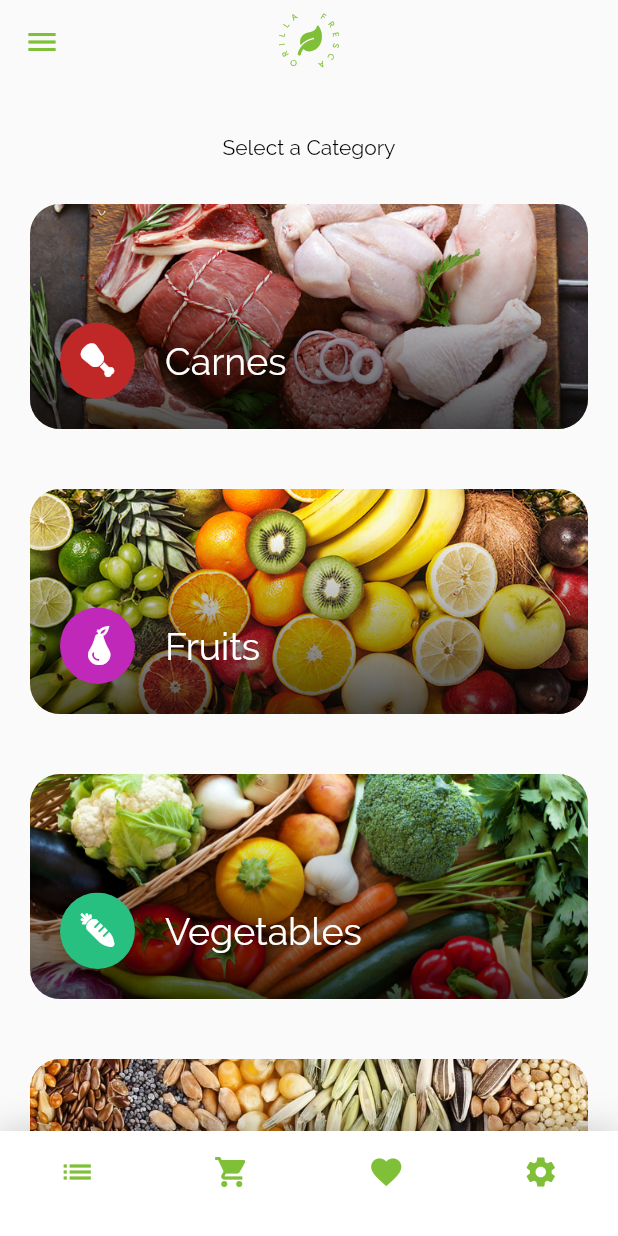
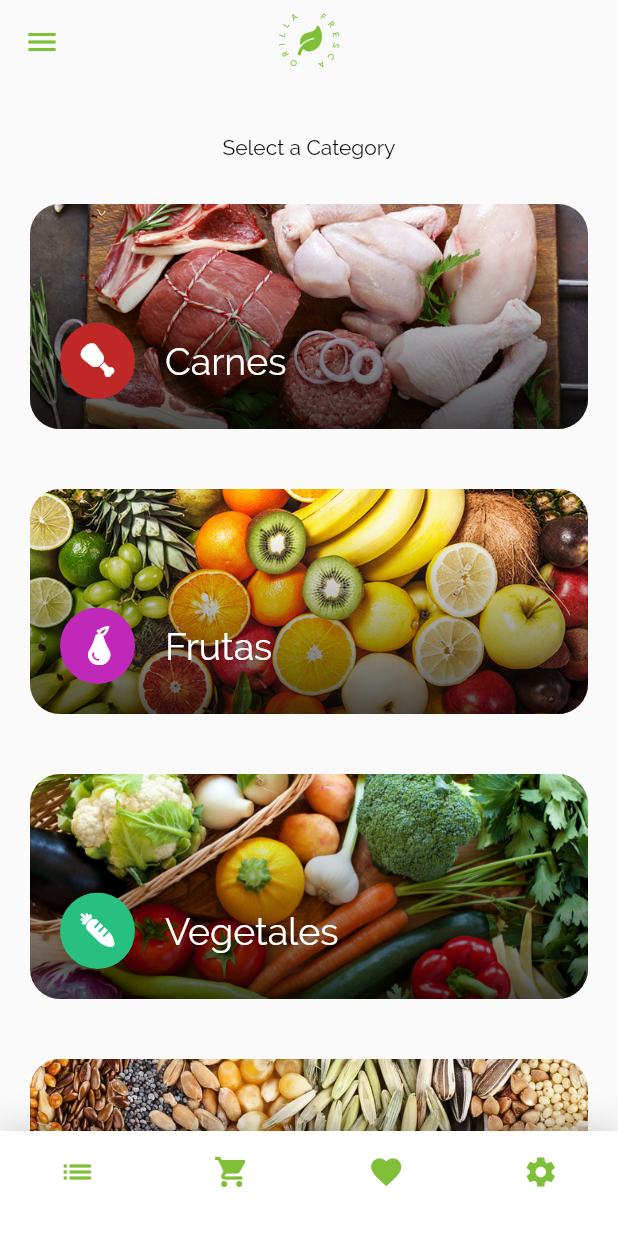
Before and after one commit to BeckiA/Grocery-App-UI, a Flutter app: the MainScreen screen opened by its route, on a phone screen of 412 x 824 dp. Run offline on Flutter 3.47's test engine with Material 2 defaults, Android fonts, the phone set to English and light mode, and no system bars; our stand-ins replace firebase_auth, firebase_core, google_sign_in; accounts and stored records are empty.

Commit message:
Modifying the Utils getMockedCategories Data

```diff
--- a/lib/helpers/utils.dart
+++ b/lib/helpers/utils.dart
@@ -30,15 +30,16 @@ class Utils {
     return [
       Categories(
           color: AppColors.MEATS,
+          name: "Carnes",
+          imgName: "cat1",
           icon: IconHelper.MEATS,
-          imgName: 'cat1',
-          name: 'Carnes',
           subCategories: [
             SubCategory(
                 color: AppColors.MEATS,
                 name: "Cerdo",
                 imgName: "cat1_1",
                 icon: IconHelper.MEATS,
+                price: 5.0,
                 parts: [
                   CategoryPart(
                       name: 'Jamon', imgName: 'cat1_1_p1', isSelected: false),
@@ -62,6 +63,7 @@ class Utils {
                 imgName: "cat1_2",
                 icon: IconHelper.MEATS,
                 color: AppColors.MEATS,
+                price: 10.0,
                 parts: [
                   CategoryPart(
                       name: 'Costilla',
@@ -79,6 +81,7 @@ class Utils {
                 imgName: "cat1_3",
                 icon: IconHelper.MEATS,
                 color: AppColors.MEATS,
+                price: 8.0,
                 parts: [
                   CategoryPart(
                       name: 'Alitas', imgName: 'cat1_2_p1', isSelected: false),
@@ -98,6 +101,7 @@ class Utils {
                 imgName: "cat1_4",
                 icon: IconHelper.MEATS,
                 color: AppColors.MEATS,
+                price: 12.0,
                 parts: [
                   CategoryPart(
                       name: 'Pechuga', imgName: 'cat1_4_p1', isSelected: false),
@@ -111,6 +115,7 @@ class Utils {
                 imgName: "cat1_5",
                 icon: IconHelper.MEATS,
                 color: AppColors.MEATS,
+                price: 10.0,
                 parts: [
                   CategoryPart(
                       name: 'Chuletas',
@@ -126,6 +131,7 @@ class Utils {
                 imgName: "cat1_6",
                 icon: IconHelper.MEATS,
                 color: AppColors.MEATS,
+                price: 15.0,
                 parts: [
                   CategoryPart(
                       name: 'Lomo', imgName: 'cat1_6_p1', isSelected: false),
@@ -135,34 +141,186 @@ class Utils {
           ]),
       Categories(
           color: AppColors.FRUITS,
+          name: "Frutas",
+          imgName: "cat2",
           icon: IconHelper.FRUITS,
-          imgName: 'cat2',
-          name: 'Fruits',
-          subCategories: []),
+          subCategories: [
+            SubCategory(
+                color: AppColors.FRUITS,
+                name: "Kiwi",
+                imgName: "cat2_1",
+                icon: IconHelper.FRUITS,
+                price: 5.0,
+                parts: []),
+            SubCategory(
+                color: AppColors.FRUITS,
+                name: "Banana",
+                imgName: "cat2_2",
+                icon: IconHelper.FRUITS,
+                price: 5.0,
+                parts: []),
+            SubCategory(
+                color: AppColors.FRUITS,
+                name: "Toronja",
+                imgName: "cat2_3",
+                icon: IconHelper.FRUITS,
+                price: 5.0,
+                parts: []),
+            SubCategory(
+                color: AppColors.FRUITS,
+                name: "Naranja",
+                imgName: "cat2_4",
+                icon: IconHelper.FRUITS,
+                price: 5.0,
+                parts: []),
+            SubCategory(
+                color: AppColors.FRUITS,
+                name: "Aguacate",
+                imgName: "cat2_5",
+                icon: IconHelper.FRUITS,
+                price: 5.0,
+                parts: [])
+          ]),
       Categories(
           color: AppColors.VEGS,
+          name: "Vegetales",
+          imgName: "cat3",
           icon: IconHelper.VEGS,
-          imgName: 'cat3',
-          name: 'Vegetables',
-          subCategories: []),
+          subCategories: [
+            SubCategory(
+                color: AppColors.VEGS,
+                name: "Pimiento Rojo",
+                imgName: "cat3_1",
+                icon: IconHelper.VEGS,
+                price: 5.0,
+                parts: []),
+            SubCategory(
+                color: AppColors.VEGS,
+                name: "Zanahoria",
+                imgName: "cat3_2",
+                icon: IconHelper.VEGS,
+                price: 5.0,
+                parts: []),
+            SubCategory(
+                color: AppColors.VEGS,
+                name: "Espárrago",
+                imgName: "cat3_3",
+                icon: IconHelper.VEGS,
+                price: 5.0,
+                parts: []),
+            SubCategory(
+                color: AppColors.VEGS,
+                name: "Cebolla",
+                imgName: "cat3_4",
+                icon: IconHelper.VEGS,
+                price: 5.0,
+                parts: [])
+          ]),
       Categories(
           color: AppColors.SEEDS,
+          name: "Semillas",
+          imgName: "cat4",
           icon: IconHelper.SEEDS,
-          imgName: 'cat4',
-          name: 'Semillas',
-          subCategories: []),
+          subCategories: [
+            SubCategory(
+                color: AppColors.SEEDS,
+                name: "Cajuil",
+                imgName: "cat4_1",
+                icon: IconHelper.SEEDS,
+                price: 5.0,
+                parts: []),
+            SubCategory(
+                color: AppColors.SEEDS,
+                name: "Maní",
+                imgName: "cat4_2",
+                icon: IconHelper.SEEDS,
+                price: 5.0,
+                parts: []),
+            SubCategory(
+                color: AppColors.SEEDS,
+                name: "Almendra",
+                imgName: "cat4_3",
+                icon: IconHelper.SEEDS,
+                price: 5.0,
+                parts: []),
+            SubCategory(
+                color: AppColors.SEEDS,
+                name: "Pistacho",
+                imgName: "cat4_4",
+                icon: IconHelper.SEEDS,
+                price: 5.0,
+                parts: [])
+          ]),
       Categories(
           color: AppColors.PASTRIES,
+          name: "Dulces",
+          imgName: "cat5",
           icon: IconHelper.PASTRIES,
-          imgName: 'cat5',
-          name: 'Dulces',
-          subCategories: []),
+          subCategories: [
+            SubCategory(
+                color: AppColors.PASTRIES,
+                name: "Dulce de Leche",
+                imgName: "cat5_1",
+                icon: IconHelper.PASTRIES,
+                price: 5.0,
+                parts: []),
+            SubCategory(
+                color: AppColors.PASTRIES,
+                name: "Dulce de Naranja",
+                imgName: "cat5_2",
+                icon: IconHelper.PASTRIES,
+                price: 5.0,
+                parts: []),
+            SubCategory(
+                color: AppColors.PASTRIES,
+                name: "Dulce de Guayaba",
+                imgName: "cat5_3",
+                icon: IconHelper.PASTRIES,
+                price: 5.0,
+                parts: []),
+            SubCategory(
+                color: AppColors.PASTRIES,
+                name: "Dulce de Coco",
+                imgName: "cat5_4",
+                icon: IconHelper.PASTRIES,
+                price: 5.0,
+                parts: [])
+          ]),
       Categories(
           color: AppColors.SPICES,
+          name: "Especies",
+          imgName: "cat6",
           icon: IconHelper.SPICES,
-          imgName: 'cat6',
-          name: 'Especies',
-          subCategories: []),
+          subCategories: [
+            SubCategory(
+                color: AppColors.SPICES,
+                name: "Orégano",
+                imgName: "cat6_1",
+                icon: IconHelper.SPICES,
+                price: 5.0,
+                parts: []),
+            SubCategory(
+                color: AppColors.SPICES,
+                name: "Bija",
+                imgName: "cat6_2",
+                icon: IconHelper.SPICES,
+                price: 5.0,
+                parts: []),
+            SubCategory(
+                color: AppColors.SPICES,
+                name: "Pimienta",
+                imgName: "cat6_3",
+                icon: IconHelper.SPICES,
+                price: 5.0,
+                parts: []),
+            SubCategory(
+                color: AppColors.SPICES,
+                name: "Canela",
+                imgName: "cat6_4",
+                icon: IconHelper.SPICES,
+                price: 5.0,
+                parts: [])
+          ])
     ];
   }
 
```
